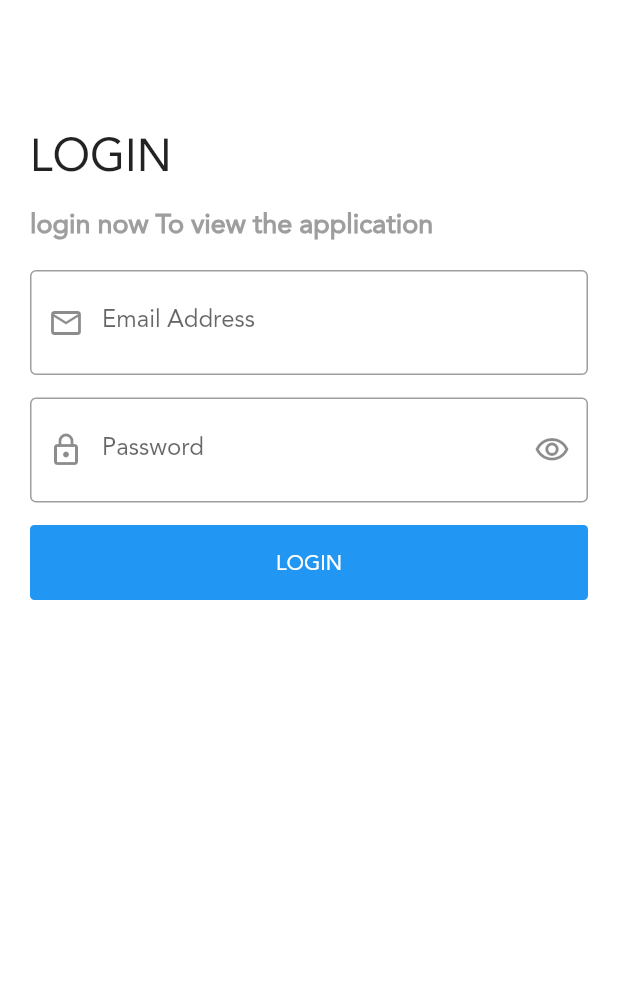
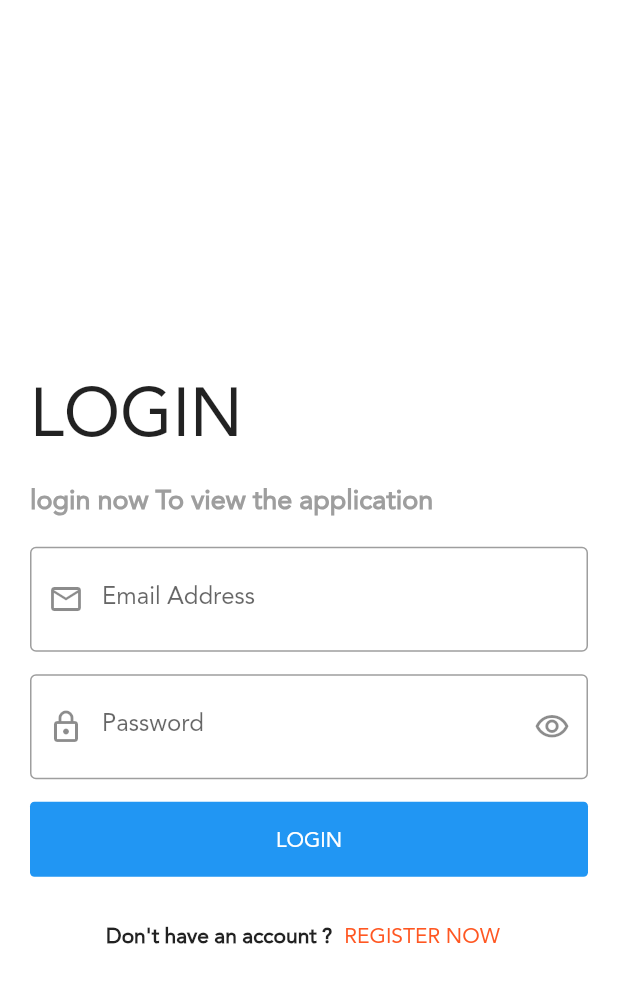
Before and after one commit to Ahmed-Muhammad/shopping-app, a Flutter app: the screen it shows after launch, after a tap on the "arrow forward ios" icon, after a tap on "Skip", on a phone screen of 412 x 824 dp. Shown: the top 983 px of the screen. Run offline on Flutter 3.47's test engine with Material 2 defaults, Android fonts, the phone set to English and light mode, and no system bars; our stand-ins replace conditional_builder_null_safety, flutter_bloc, hexcolor, smooth_page_indicator.

Commit message:
login_screen.dart

```diff
--- a/lib/features/login_screen/Widgets/login_body.dart
+++ b/lib/features/login_screen/Widgets/login_body.dart
@@ -2,6 +2,7 @@
 
 import 'package:flutter/material.dart';
 import 'package:untitled2/core/Shared/components.dart';
+import 'package:untitled2/features/register_screen/presentation/register_screen.dart';
 
 class LoginBody extends StatelessWidget {
   LoginBody({Key? key}) : super(key: key);
@@ -11,17 +12,25 @@
 
   @override
   Widget build(BuildContext context) {
-    return Padding(
+    return Center(
+      child: SingleChildScrollView(
+        child: Padding(
           padding: const EdgeInsets.all(20.0),
           child: Column(
             crossAxisAlignment: CrossAxisAlignment.start,
             children: [
               Text(
                 'LOGIN',
-            style: Theme.of(context).textTheme.headline5?.copyWith(fontSize: 30),
+                style:
+                Theme
+                    .of(context)
+                    .textTheme
+                    .headline5
+                    ?.copyWith(fontSize: 45),
               ),
               Text('login now To view the application ',
-              style: Theme.of(context)
+                  style: Theme
+                      .of(context)
                       .textTheme
                       .bodyText1
                       ?.copyWith(color: Colors.grey, fontSize: 18)),
@@ -58,8 +67,27 @@
               const SizedBox(
                 height: 15,
               ),
-          defaultButton(function: (){}, text: 'Login' , isUpperCase: true)
+              defaultButton(function: () {}, text: 'Login', isUpperCase: true),
+              const SizedBox(
+                height: 15,
+              ),
+              Row(
+                mainAxisAlignment:MainAxisAlignment.center ,
+                children: [
+                  const Text(
+                    "Don't have an account ?",
+                    style: TextStyle(fontWeight: FontWeight.bold),
+                  ),
+                  defaultTextButton(text: 'Register now', function: () {
+                    Navigator.push(
+                        context, MaterialPageRoute(
+                      builder: (context) => const RegisterScreen(),));
+                  }),
                 ],
+              )
+            ],
+          ),
+        ),
       ),
     );
   }
--- a/lib/features/register_screen/presentation/register_screen.dart
+++ b/lib/features/register_screen/presentation/register_screen.dart
@@ -6,8 +6,9 @@
 
   @override
   Widget build(BuildContext context) {
-    return const Scaffold(
-      body: RegisterBody(),
+    return  Scaffold(
+      appBar: AppBar(),
+      body: const RegisterBody(),
     );
   }
 }
```
Lines whose indentation alone changed are shown as unchanged.
